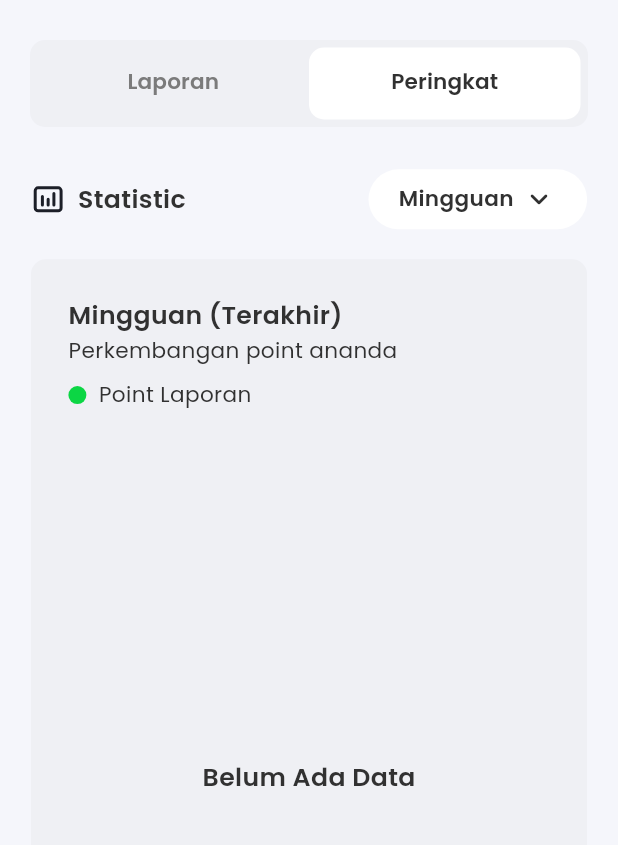
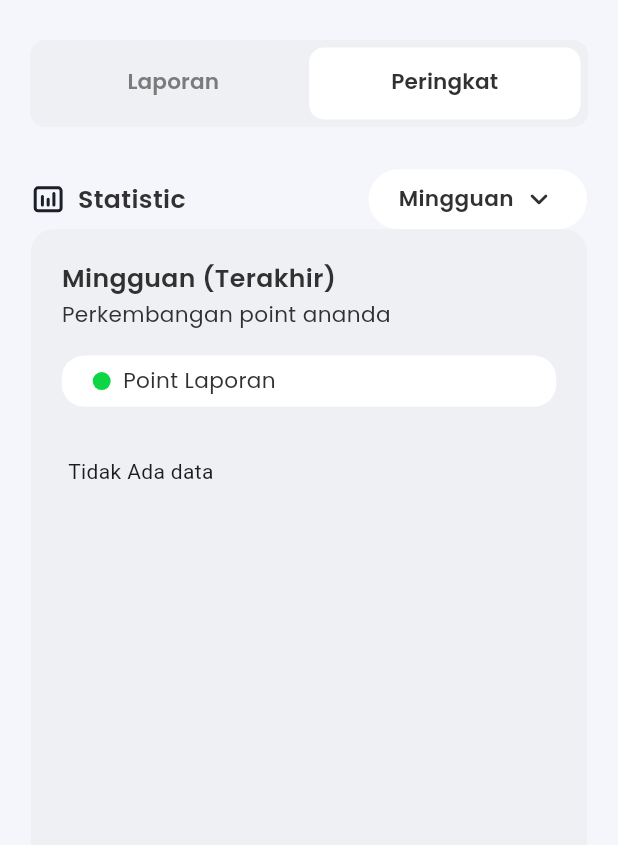
Before and after one commit to Ratih-Shinta/Fun-Education-App, a Flutter app: the LaporanPageView screen opened by its route, tab 2 chosen, on a phone screen of 412 x 824 dp, the part 62-907 px from its top. Run offline on Flutter 3.47's test engine with Material 3 defaults, Android fonts, the phone set to English and light mode, and no system bars; drawn by our look-alikes of auto_size_text, pull_to_refresh; our stand-ins replace dio, dropdown_button2, easy_date_timeline, firebase_core, firebase_messaging, fl_chart and 12 more; missing offline and left inert: flutter_cached_pdfview; accounts and stored records are empty; network calls fail.

```diff
--- a/lib/app/pages/laporan-page/components/peringkat-component/peringkat_component_one.dart
+++ b/lib/app/pages/laporan-page/components/peringkat-component/peringkat_component_one.dart
@@ -95,20 +95,24 @@ class PeringkatComponentOne extends GetView<LaporanPageController> {
               );
             } else {
               return Container(
-                margin: EdgeInsets.symmetric(vertical: 20),
-                padding: const EdgeInsets.all(25),
+                padding: EdgeInsets.symmetric(
+                  horizontal: width * 0.05,
+                  vertical: height * 0.025,
+                ),
                 decoration: BoxDecoration(
-                  borderRadius: BorderRadius.circular(10),
+                  borderRadius: BorderRadius.circular(15),
                   color: greyColor.withOpacity(0.05),
                 ),
                 child: AspectRatio(
                   aspectRatio: 0.6,
                   child: Column(
                     crossAxisAlignment: CrossAxisAlignment.stretch,
-                    children: <Widget>[
+                    children: [
                       Obx(() {
                         return AutoSizeText.rich(
                           TextSpan(
+                            // text:
+                            //     '${controller.selectedReportPoint.value} Laporan (Terakhir)\n',
                             text: controller.selectedPoint.value == 'weekly'
                                 ? 'Mingguan (Terakhir)\n'
                                 : 'Bulanan (Terakhir)\n',
@@ -117,14 +121,45 @@ class PeringkatComponentOne extends GetView<LaporanPageController> {
                             children: [
                               TextSpan(
                                 text: 'Perkembangan point ananda',
-                                  style: tsBodySmallRegular(blackColor)),
+                                style: tsBodySmallRegular(blackColor),
+                              ),
                             ],
                           ),
                           maxLines: 2,
                           group: AutoSizeGroup(),
                         );
                       }),
-                      SizedBox(height: 8),
+                      SizedBox(height: height * 0.02),
+                      Container(
+                        padding: EdgeInsets.symmetric(
+                          horizontal: width * 0.05,
+                          vertical: height * 0.008,
+                        ),
+                        decoration: BoxDecoration(
+                          borderRadius: BorderRadius.circular(15),
+                          color: whiteColor,
+                        ),
+                        child: Row(
+                          children: [
+                            // Row(
+                            //   crossAxisAlignment: CrossAxisAlignment.center,
+                            //   children: [
+                            //     AutoSizeText(
+                            //       group: AutoSizeGroup(),
+                            //       maxLines: 1,
+                            //       '-',
+                            //       style: tsTitleLargeSemibold(dangerColor),
+                            //     ),
+                            //     SizedBox(width: width * 0.02),
+                            //     AutoSizeText(
+                            //       group: AutoSizeGroup(),
+                            //       maxLines: 1,
+                            //       'Rata - Rata',
+                            //       style: tsBodySmallRegular(blackColor),
+                            //     ),
+                            //   ],
+                            // ),
+                            // SizedBox(width: width * 0.05),
                             Row(
                               crossAxisAlignment: CrossAxisAlignment.center,
                               children: [
@@ -140,26 +175,23 @@ class PeringkatComponentOne extends GetView<LaporanPageController> {
                                   style: tsBodySmallRegular(blackColor),
                                 ),
                               ],
-                      ),
-                      SizedBox(height: 30),
-                      Obx(() {
-                        if (controller.statisticReportModel.isEmpty)
-                          return Expanded(
-                            child: Center(
-                              child: AutoSizeText(
-                                'Belum Ada Data',
-                                style: tsBodyMediumSemibold(blackColor),
+                            )
+                          ],
                         ),
                       ),
-                          );
-                        else
-                          return Expanded(
-                            // aspectRatio: 0.8,
-                            child: LineChart(
+                      SizedBox(height: height * 0.04),
+                      Expanded(
+                        child: Padding(
+                          padding: EdgeInsets.symmetric(
+                            horizontal: width * 0.01,
+                          ),
+                          child: Obx(() => controller.bottomTitles.isEmpty
+                              ? Text('Tidak Ada data')
+                              : LineChart(
                                   reportLineChart.reportLineChart(),
+                                )),
                         ),
-                          );
-                      }),
+                      ),
                     ],
                   ),
                 ),
--- a/lib/app/pages/laporan-page/laporan_page_controller.dart
+++ b/lib/app/pages/laporan-page/laporan_page_controller.dart
@@ -129,7 +129,7 @@ class LaporanPageController extends GetxController
 
   Future showStatisticCurrentReport() async {
     try {
-      isLoadingReport(true);
+      isLoadingStatistic(true);
       bottomTitles.clear();
       bottomTitlesMonthly.clear();
       final response = await statisticService.getStatisticCurrentLaporan(
@@ -161,9 +161,9 @@ class LaporanPageController extends GetxController
       maxX.value = spots.length - 1.0;
 
       update();
-      isLoadingReport(false);
+      isLoadingStatistic(false);
     } catch (e) {
-      isLoadingReport(false);
+      isLoadingStatistic(false);
 
       print(e);
     }
@@ -302,17 +302,7 @@ class LaporanPageController extends GetxController
     return dates;
   }
 
-  var currentIndex = 0.obs;
-  void changeTab(int index) {
-    currentIndex.value = index;
-  }
-
-  var selectedTime = 'Mingguan'.obs;
-  void setSelectedTime(String time) {
-    selectedTime.value = time;
-  }
-
-  var selectedPeriod = 'Mingguan'.obs;
+  var selectedPeriod = 'weekly'.obs;
   void setSelectedPeriod(String period) {
     selectedPeriod.value = period;
   }
--- a/lib/app/pages/transaksi-page/components/monthly_transactions.dart
+++ b/lib/app/pages/transaksi-page/components/monthly_transactions.dart
@@ -16,7 +16,8 @@ class MonthlyTransactions extends GetView<TransaksiPageController> {
     return Column(
       crossAxisAlignment: CrossAxisAlignment.start,
       children: [
-        AutoSizeText('${controller.selectedMonth.value} 2024',
+        AutoSizeText(
+            '${controller.selectedMonth.value} ${controller.selectedYear.value}',
             style: tsBodyMediumRegular(blackColor)),
         SizedBox(height: height * 0.017),
         Row(
--- a/lib/common/routes/app_pages.dart
+++ b/lib/common/routes/app_pages.dart
@@ -47,7 +47,7 @@ class AppPages {
 
   AppPages._();
 
-  static const INITIAL = Routes.NAVBAR;
+  static const INITIAL = Routes.SPLASH_SCREEN;
 
   static final routes = [
     GetPage(
```
Also changed, not shown: lib/app/pages/laporan-page/components/peringkat-component/bottomsheet_leaderboard_period.dart (added, +108 -0 lines), lib/app/pages/laporan-page/components/peringkat-component/peringkat_component_two.dart (+38 -43 lines), lib/app/pages/laporan-page/widgets/bottomsheet_pilih_tanggal.dart (+91 -91 lines), lib/app/pages/laporan-page/widgets/tabview_content.dart (added, +69 -0 lines), lib/app/pages/transaksi-page/transaksi_page_view.dart (+4 -6 lines). Lines whose indentation alone changed are shown as unchanged.
